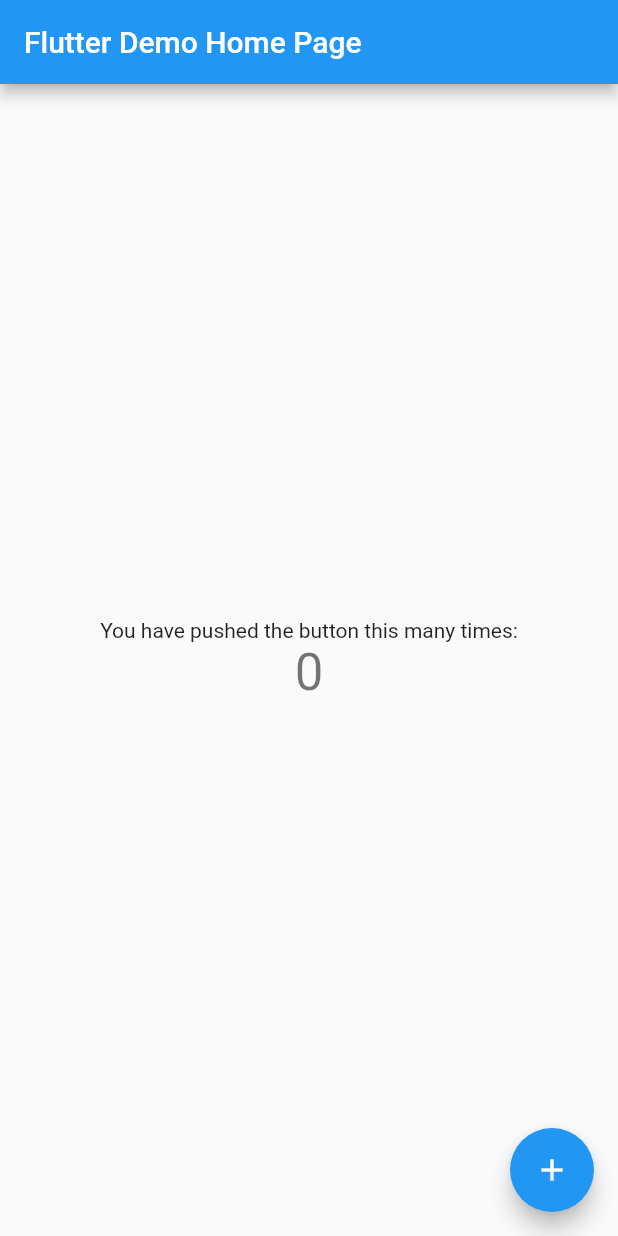
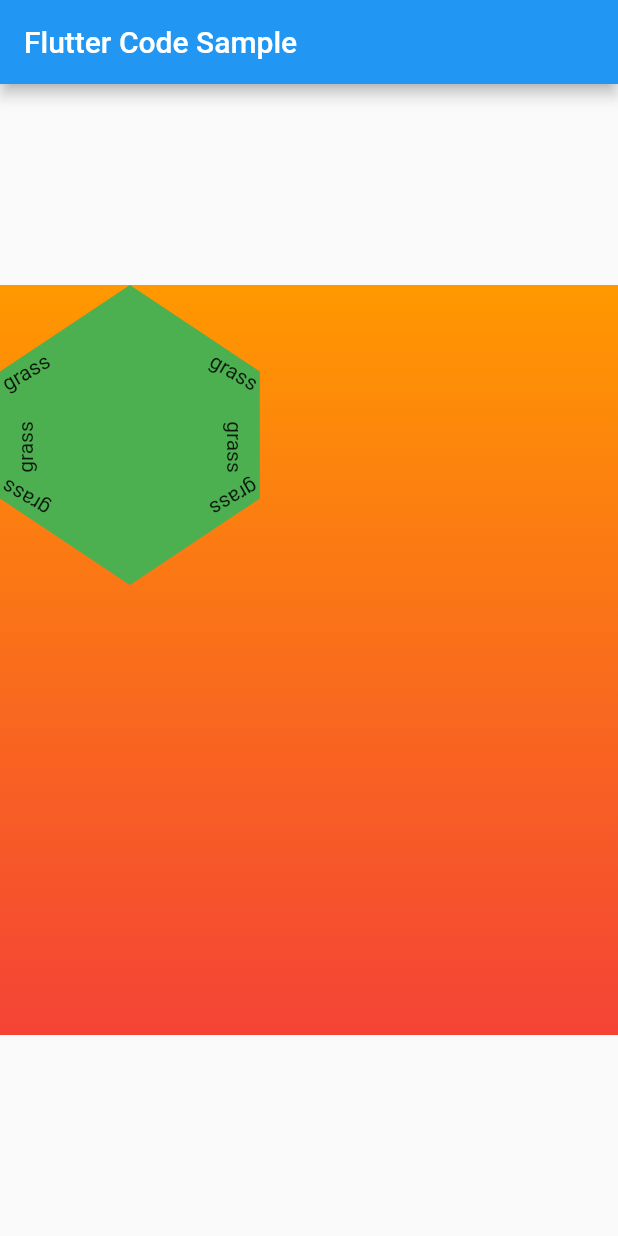
Before and after one commit to JillMe/flutter-doofromantik, a Flutter app: the screen it shows after launch, on a phone screen of 412 x 824 dp. Run offline on Flutter 3.47's test engine with Material 2 defaults, Android fonts, the light colour scheme and no system bars.

Commit message:
add basic hexagon widget

```diff
--- a/lib/main.dart
+++ b/lib/main.dart
@@ -1,115 +1,57 @@
 import 'package:flutter/material.dart';
+import 'package:hexagon/model/hex_field.dart';
+import 'package:hexagon/widgets/hexagon_widget.dart';
 
-void main() {
-  runApp(const MyApp());
-}
+void main() => runApp(const MyApp());
 
 class MyApp extends StatelessWidget {
   const MyApp({Key? key}) : super(key: key);
 
-  // This widget is the root of your application.
+  static const String _title = 'Flutter Code Sample';
+
   @override
   Widget build(BuildContext context) {
     return MaterialApp(
-      title: 'Flutter Demo',
-      theme: ThemeData(
-        // This is the theme of your application.
-        //
-        // Try running your application with "flutter run". You'll see the
-        // application has a blue toolbar. Then, without quitting the app, try
-        // changing the primarySwatch below to Colors.green and then invoke
-        // "hot reload" (press "r" in the console where you ran "flutter run",
-        // or simply save your changes to "hot reload" in a Flutter IDE).
-        // Notice that the counter didn't reset back to zero; the application
-        // is not restarted.
-        primarySwatch: Colors.blue,
+      title: _title,
+      home: Scaffold(
+        appBar: AppBar(title: const Text(_title)),
+        body: const MyStatelessWidget(),
       ),
-      home: const MyHomePage(title: 'Flutter Demo Home Page'),
     );
   }
 }
 
-class MyHomePage extends StatefulWidget {
-  const MyHomePage({Key? key, required this.title}) : super(key: key);
-
-  // This widget is the home page of your application. It is stateful, meaning
-  // that it has a State object (defined below) that contains fields that affect
-  // how it looks.
-
-  // This class is the configuration for the state. It holds the values (in this
-  // case the title) provided by the parent (in this case the App widget) and
-  // used by the build method of the State. Fields in a Widget subclass are
-  // always marked "final".
-
-  final String title;
-
-  @override
-  State<MyHomePage> createState() => _MyHomePageState();
-}
-
-class _MyHomePageState extends State<MyHomePage> {
-  int _counter = 0;
-
-  void _incrementCounter() {
-    setState(() {
-      // This call to setState tells the Flutter framework that something has
-      // changed in this State, which causes it to rerun the build method below
-      // so that the display can reflect the updated values. If we changed
-      // _counter without calling setState(), then the build method would not be
-      // called again, and so nothing would appear to happen.
-      _counter++;
-    });
-  }
+class MyStatelessWidget extends StatelessWidget {
+  const MyStatelessWidget({Key? key}) : super(key: key);
 
   @override
   Widget build(BuildContext context) {
-    // This method is rerun every time setState is called, for instance as done
-    // by the _incrementCounter method above.
-    //
-    // The Flutter framework has been optimized to make rerunning build methods
-    // fast, so that you can just rebuild anything that needs updating rather
-    // than having to individually change instances of widgets.
-    return Scaffold(
-      appBar: AppBar(
-        // Here we take the value from the MyHomePage object that was created by
-        // the App.build method, and use it to set our appbar title.
-        title: Text(widget.title),
-      ),
-      body: Center(
-        // Center is a layout widget. It takes a single child and positions it
-        // in the middle of the parent.
-        child: Column(
-          // Column is also a layout widget. It takes a list of children and
-          // arranges them vertically. By default, it sizes itself to fit its
-          // children horizontally, and tries to be as tall as its parent.
-          //
-          // Invoke "debug painting" (press "p" in the console, choose the
-          // "Toggle Debug Paint" action from the Flutter Inspector in Android
-          // Studio, or the "Toggle Debug Paint" command in Visual Studio Code)
-          // to see the wireframe for each widget.
-          //
-          // Column has various properties to control how it sizes itself and
-          // how it positions its children. Here we use mainAxisAlignment to
-          // center the children vertically; the main axis here is the vertical
-          // axis because Columns are vertical (the cross axis would be
-          // horizontal).
-          mainAxisAlignment: MainAxisAlignment.center,
-          children: <Widget>[
-            const Text(
-              'You have pushed the button this many times:',
+    return Center(
+      child: InteractiveViewer(
+        boundaryMargin: const EdgeInsets.all(20.0),
+        minScale: 0.1,
+        maxScale: 25,
+        child: Container(
+          width: 500,
+          height: 500,
+          decoration: const BoxDecoration(
+            gradient: LinearGradient(
+              begin: Alignment.topCenter,
+              end: Alignment.bottomCenter,
+              colors: <Color>[Colors.orange, Colors.red],
+              stops: <double>[0.0, 1.0],
             ),
-            Text(
-              '$_counter',
-              style: Theme.of(context).textTheme.headline4,
-            ),
-          ],
+          ),
+          child: Stack(
+            children: <Widget>[
+              HexagonWidget.fromSize(
+                  field:
+                      HexField.fromEdge([const HexEdge(type: FieldType.grass)]),
+                      size: 100,)
+            ],
+          ),
         ),
       ),
-      floatingActionButton: FloatingActionButton(
-        onPressed: _incrementCounter,
-        tooltip: 'Increment',
-        child: const Icon(Icons.add),
-      ), // This trailing comma makes auto-formatting nicer for build methods.
     );
   }
 }
--- a/lib/model/hex_field.dart
+++ b/lib/model/hex_field.dart
@@ -69,11 +69,12 @@
   }
 
   factory HexField.fromEdge(List<HexEdge> inc) {
-    var edges = inc;
+    var edges = inc.take(6).toList();
     if (edges.length < 6) {
       var filler =
           edges.isEmpty ? const HexEdge(type: FieldType.plain) : edges.first;
-      edges.fillRange(edges.length, 6 - edges.length, filler);
+      edges =
+          List.generate(6, (index) => index < inc.length ? inc[index] : filler);
     }
     return HexField.fromEdges(
         edges[0], edges[1], edges[2], edges[3], edges[4], edges[5]);
--- a/lib/model/pointy_hexagon.dart
+++ b/lib/model/pointy_hexagon.dart
@@ -1,3 +1,5 @@
+import 'dart:math';
+
 enum PointyHexagonalDirection {
   right(PointyHexagon.fromAxial(q: 1, r: 0)),
   topRight(PointyHexagon.fromAxial(q: 1, r: -1)),
@@ -27,6 +29,33 @@
         return PointyHexagonalDirection.topLeft;
     }
   }
+
+  static bool isRight(PointyHexagonalDirection dir) {
+    return dir == PointyHexagonalDirection.bottomRight ||
+        dir == PointyHexagonalDirection.right ||
+        dir == PointyHexagonalDirection.topRight;
+  }
+
+  static bool isLeft(PointyHexagonalDirection dir) {
+    return dir == PointyHexagonalDirection.bottomLeft ||
+        dir == PointyHexagonalDirection.left ||
+        dir == PointyHexagonalDirection.topLeft;
+  }
+
+  static bool isTop(PointyHexagonalDirection dir) {
+    return dir == PointyHexagonalDirection.topRight ||
+        dir == PointyHexagonalDirection.topLeft;
+  }
+
+  static bool isBottom(PointyHexagonalDirection dir) {
+    return dir == PointyHexagonalDirection.bottomRight ||
+        dir == PointyHexagonalDirection.bottomLeft;
+  }
+
+  static bool isCenter(PointyHexagonalDirection dir) {
+    return dir == PointyHexagonalDirection.right ||
+        dir == PointyHexagonalDirection.left;
+  }
 }
 
 class PointyHexagon {
@@ -47,6 +76,12 @@
     return PointyHexagon(q: q - b.q, r: r - b.r, s: s - b.s);
   }
 
+  Point toPixel([double scale = 20]) {
+    double x = scale * (sqrt(3) * q + sqrt(3) / 2 * r);
+    double y = scale * (3.0 / 2 * r);
+    return Point(x, y);
+  }
+
   @override
   operator ==(Object other) {
     if (other is PointyHexagon) {
--- /dev/null
+++ b/lib/services/game.dart
@@ -0,0 +1,11 @@
+
+import 'package:hexagon/model/hex_field.dart';
+
+class Game {
+  HexFieldGrid grid = HexFieldGrid();
+  List<HexField> cards = [];
+
+  Game();
+
+
+}
--- /dev/null
+++ b/lib/widgets/hexagon_widget.dart
@@ -0,0 +1,59 @@
+import 'dart:math';
+
+import 'package:flutter/material.dart';
+import 'package:hexagon/model/hex_field.dart';
+import 'package:hexagon/model/pointy_hexagon.dart';
+
+typedef Dir = PointyHexagonalDirection;
+
+class HexagonWidget extends StatelessWidget {
+  final HexField field;
+  final double width;
+  final double height;
+  const HexagonWidget(
+      {Key? key,
+      required this.field,
+      required this.width,
+      required this.height})
+      : super(key: key);
+
+  factory HexagonWidget.fromSize(
+      {Key? key, required HexField field, double size = 20}) {
+    return HexagonWidget(
+      field: field,
+      width: sqrt(3) * size,
+      height: 2 * size,
+      key: key,
+    );
+  }
+
+  @override
+  Widget build(BuildContext context) {
+    return Container(
+      width: width,
+      height: height,
+      decoration: ShapeDecoration(
+          color: Colors.green,
+          shape: BeveledRectangleBorder(
+              borderRadius:
+                  BorderRadius.all(Radius.elliptical(height, width / 3)))),
+      child: Stack(children: Dir.values.map<Widget>(_textForDir).toList()),
+    );
+  }
+
+  Widget _textForDir(Dir dir) {
+    return Positioned(
+      top: Dir.isTop(dir)
+          ? height / 4
+          : Dir.isCenter(dir)
+              ? height / 2
+              : null,
+      bottom: Dir.isBottom(dir) ? height / 4 : null,
+      right: Dir.isRight(dir) ? 0 : null,
+      left: Dir.isLeft(dir) ? 0 : null,
+      child: Transform.rotate(
+          angle: pi / 2 - pi / 3 * dir.index,
+          child: Text(field[dir].type.name)),
+    );
+  }
+}
```
